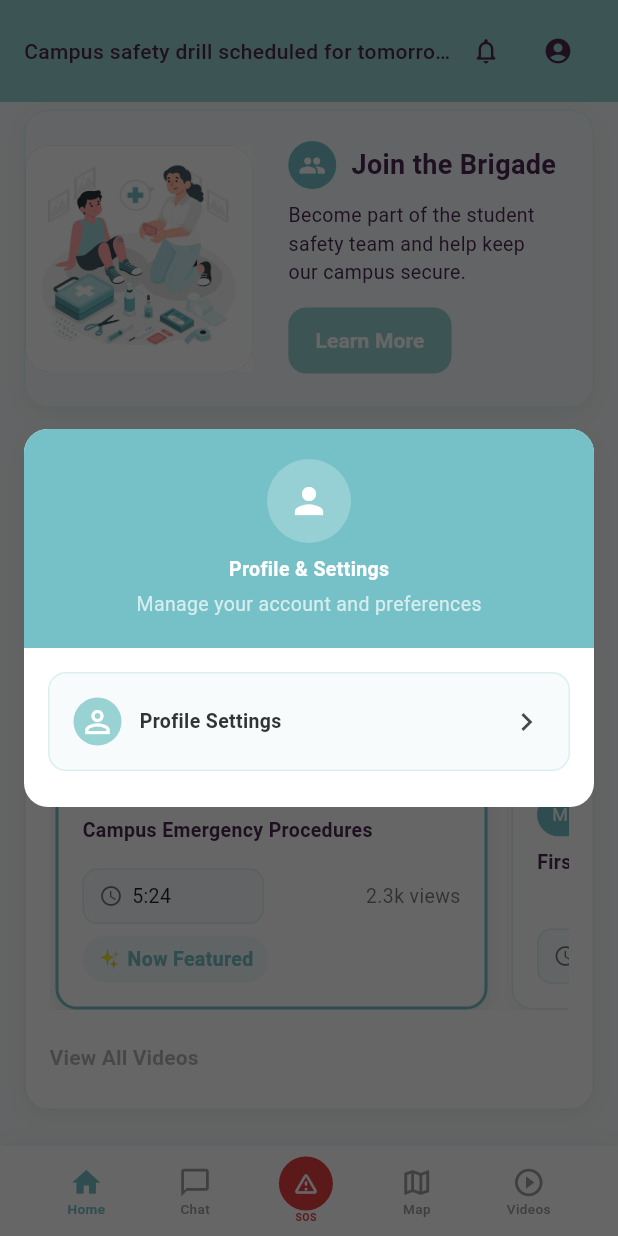
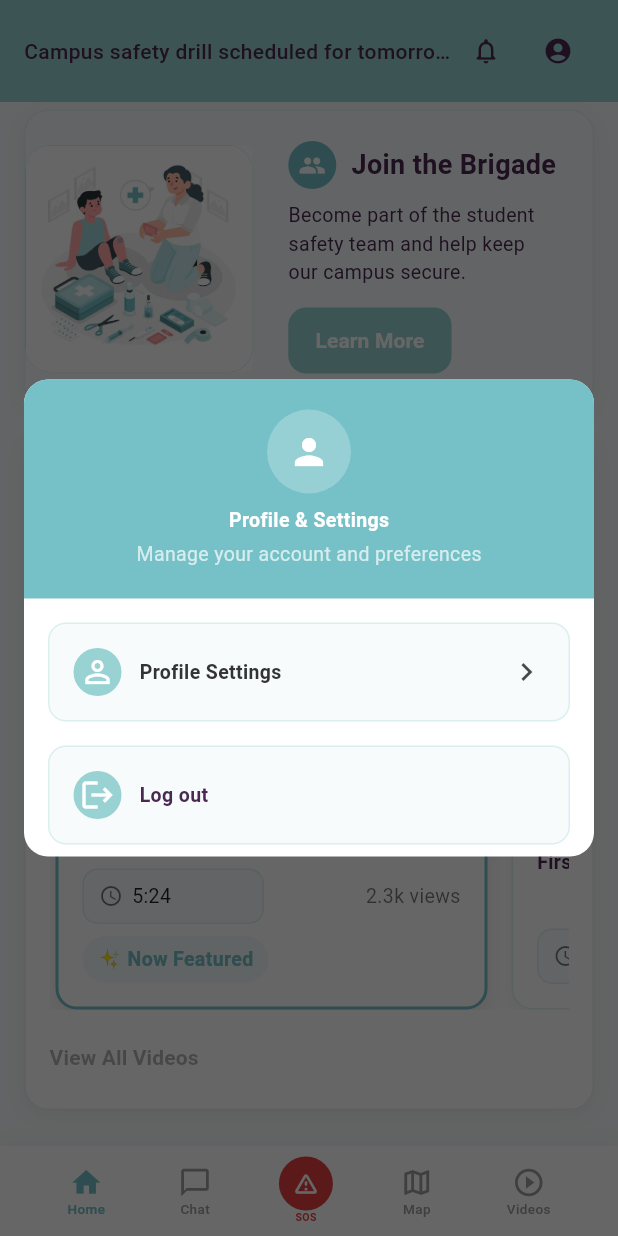
Before and after one commit to DevGargolas25/Flutter, a Flutter app: the screen it shows after launch, scrolled down 67 dp, after a tap on the "account circle" icon, on a phone screen of 412 x 824 dp. Run offline on Flutter 3.47's test engine with Material 3 defaults, Android fonts, the phone set to English and light mode, and no system bars; our stand-ins replace connectivity_plus, flutter_map, google_fonts, latlong2, shared_preferences; missing offline and left inert: auth0_flutter.

Commit message:
feat(auth0): primer commit en feature/Auth0

```diff
--- /dev/null
+++ b/studentbrigade/lib/View/Auth0/auth_gate.dart
@@ -0,0 +1,98 @@
+// lib/view/auth_gate.dart
+import 'package:flutter/material.dart';
+import 'package:connectivity_plus/connectivity_plus.dart';
+
+import 'auth_service.dart';
+import 'welcome_screen.dart';
+
+// Si necesitas navegar a tu Home/NavShell, lo pasas como childWhenAuthed
+class AuthGate extends StatefulWidget {
+  final Widget childWhenAuthed; // ej: NavShell()
+  const AuthGate({super.key, required this.childWhenAuthed});
+
+  @override
+  State<AuthGate> createState() => _AuthGateState();
+}
+
+class _AuthGateState extends State<AuthGate> {
+  bool _loading = true;
+  bool _loggedIn = false;
+  bool _offline = false;
+  late final Connectivity _connectivity;
+
+  @override
+  void initState() {
+    super.initState();
+    _connectivity = Connectivity();
+    _bootstrap();
+  }
+
+  Future<void> _bootstrap() async {
+    // 1) Detectar red una vez
+    final status = await _connectivity.checkConnectivity();
+    _offline = (status == ConnectivityResult.none);
+
+    // 2) Intentar restaurar sesión (si hay internet)
+    bool restored = false;
+    if (!_offline) {
+      restored = await AuthService.instance.restore();
+    }
+
+    // 3) Si no restauró, pero hubo sesión antes y está offline → permitir Home (modo offline)
+    if (!restored && _offline && await AuthService.hasLoggedBefore()) {
+      _loggedIn = true;
+    } else {
+      _loggedIn = restored;
+    }
+
+    if (!mounted) return;
+    setState(() => _loading = false);
+  }
+
+  Future<void> _doLogin() async {
+    setState(() => _loading = true);
+    try {
+      await AuthService.instance.login(); // guarda y setea _creds internamente
+      if (!mounted) return;
+      setState(() => _loggedIn = true);
+    } catch (e) {
+      if (!mounted) return;
+      ScaffoldMessenger.of(context).showSnackBar(
+        SnackBar(content: Text('Login falló: $e')),
+      );
+    } finally {
+      if (mounted) setState(() => _loading = false);
+    }
+  }
+
+  Future<void> _doSignup() async {
+    setState(() => _loading = true);
+    try {
+      await AuthService.instance.signup(); // guarda y setea _creds internamente
+      if (!mounted) return;
+      setState(() => _loggedIn = true);
+    } catch (e) {
+      if (!mounted) return;
+      ScaffoldMessenger.of(context).showSnackBar(
+        SnackBar(content: Text('Sign up falló: $e')),
+      );
+    } finally {
+      if (mounted) setState(() => _loading = false);
+    }
+  }
+
+  @override
+  Widget build(BuildContext context) {
+    if (_loading) {
+      return const Scaffold(
+        body: Center(child: CircularProgressIndicator()),
+      );
+    }
+    return _loggedIn
+        ? widget.childWhenAuthed
+        : WelcomeScreen(
+      onNavigateToLogin: _doLogin,
+      onNavigateToSignUp: _doSignup,
+    );
+  }
+}
--- /dev/null
+++ b/studentbrigade/lib/View/Auth0/auth_service.dart
@@ -0,0 +1,139 @@
+// lib/services/auth_service.dart
+import 'dart:convert';
+import 'package:auth0_flutter/auth0_flutter.dart';
+import 'package:shared_preferences/shared_preferences.dart';
+
+class AuthService {
+  AuthService._();
+  static final instance = AuthService._();
+
+  static const _hasLoggedBeforeKey = 'sb_has_logged_before';
+
+  // ⚠️ Reemplaza por tus valores reales de Auth0
+  final auth0 = Auth0(
+    'dev-wahfof5ie3r5xpns.us.auth0.com',
+    'Rx8m06ZqFz6whAddBBtzAwAyTtQJoS3p',
+  );
+
+  Credentials? _creds;
+  Credentials? get credentials => _creds;
+
+  CredentialsManager get _manager => auth0.credentialsManager;
+
+  /// Intenta restaurar/renovar credenciales (si hay refresh token).
+  Future<bool> restore() async {
+    try {
+      final c = await _manager.credentials();
+      _creds = c;
+      await _markHasLoggedBefore();
+      return true;
+    } catch (_) {
+      _creds = null;
+      return false;
+    }
+  }
+
+  Future<Credentials?> login() async {
+    final c = await auth0.webAuthentication(
+      scheme: 'com.example.studentbrigade',
+    ).login(
+      useHTTPS: true,
+      // Si llamas a tu API, agrega: audience: 'https://tu-api/',
+      scopes: const {'openid', 'profile', 'email', 'offline_access'},
+    );
+    await _manager.storeCredentials(c);
+    _creds = c;
+    await _markHasLoggedBefore();
+    return c;
+  }
+
+  Future<Credentials?> signup({String? email}) async {
+    final c = await auth0.webAuthentication(
+      scheme: 'com.example.studentbrigade',
+    ).login(
+      useHTTPS: true,
+      parameters: {
+        'screen_hint': 'signup',
+        if (email != null) 'login_hint': email,
+      },
+      // audience: 'https://tu-api/',
+      scopes: const {'openid', 'profile', 'email', 'offline_access'},
+    );
+    await _manager.storeCredentials(c);
+    _creds = c;
+    await _markHasLoggedBefore();
+    return c;
+  }
+
+  Future<void> logout() async {
+    await _manager.clearCredentials(); // borra del almacén seguro
+    await auth0
+        .webAuthentication(scheme: 'com.example.studentbrigade')
+        .logout(useHTTPS: true); // iOS/macOS; en Android cierra el SSO del webview
+    _creds = null;
+  }
+
+  /// Roles actuales (desde el claim con namespace).
+  List<String> get currentUserRoles => _creds?.roles ?? const [];
+
+  /// Email actual (desde el ID Token; requiere scope "email").
+  String? get currentUserEmail => _creds?.email;
+
+  Future<void> _markHasLoggedBefore() async {
+    final sp = await SharedPreferences.getInstance();
+    await sp.setBool(_hasLoggedBeforeKey, true);
+  }
+
+  static Future<bool> hasLoggedBefore() async {
+    final sp = await SharedPreferences.getInstance();
+    return sp.getBool(_hasLoggedBeforeKey) ?? false;
+  }
+}
+
+/// =====================
+/// Extensiones de Claims
+/// =====================
+
+/// Asegúrate de agregar en una Auth0 Action (Post-Login):
+/// api.idToken.setCustomClaim("https://studentbrigade/roles", event.authorization?.roles || []);
+extension CredentialsRoles on Credentials {
+  List<String> get roles {
+    final r = idTokenPayload['https://studentbrigade/roles'];
+    if (r is List) {
+      return r.map((e) => e.toString()).toList();
+    }
+    return const [];
+  }
+}
+
+extension CredentialsEmail on Credentials {
+  /// Lee el email del payload del ID Token (claim estándar "email").
+  String? get email => idTokenPayload['email'] as String?;
+}
+
+extension CredentialsClaims on Credentials {
+  /// Decodifica de forma segura el payload del ID Token a Map.
+  Map<String, dynamic> get idTokenPayload {
+    if (idToken.isEmpty) return const {};
+    final parts = idToken.split('.');
+    if (parts.length != 3) return const {};
+    try {
+      final payload = utf8.decode(base64Url.decode(base64Url.normalize(parts[1])));
+      final data = json.decode(payload);
+      if (data is Map<String, dynamic>) return data;
+      return const {};
+    } catch (_) {
+      return const {};
+    }
+  }
+
+  /// Lectura genérica de un claim como String.
+  String? claimString(String key) => idTokenPayload[key] as String?;
+
+  /// Lectura genérica de un claim tipado.
+  T? claim<T>(String key) {
+    final v = idTokenPayload[key];
+    if (v is T) return v;
+    return null;
+  }
+}
--- a/studentbrigade/lib/View/home.dart
+++ b/studentbrigade/lib/View/home.dart
@@ -1,7 +1,11 @@
 import 'dart:async';
 import 'package:flutter/material.dart';
 import 'profile_page.dart';
-import 'widgets/rotating_image_box.dart'; // o reemplaza por Image.asset('assets/medical.png', fit: BoxFit.cover)
+import 'widgets/rotating_image_box.dart';
+import 'analytics.dart';
+import 'Auth0/auth_service.dart';
+import 'Auth0/auth_gate.dart';
+import 'nav_shell.dart';
 
 typedef VideoSelect = void Function(int videoId);
 
@@ -24,6 +28,8 @@ class HomePage extends StatefulWidget {
 }
 
 class _HomePageState extends State<HomePage> {
+
+
   // ===== Notificaciones (rotan cada 10s) =====
   final List<String> notifications = const [
     'Campus safety drill scheduled for tomorrow at 2 PM',
@@ -138,6 +144,8 @@ class _HomePageState extends State<HomePage> {
   @override
   Widget build(BuildContext context) {
     final tt = Theme.of(context).textTheme;
+    final creds = AuthService.instance.credentials;
+    final roles = creds?.roles ?? [];
 
     return Scaffold(
       backgroundColor: const Color(0xFFF7FBFC),
@@ -164,19 +172,37 @@ class _HomePageState extends State<HomePage> {
                   ),
                   IconButton(
                     tooltip: 'All notifications',
-                    onPressed: () => showAllNotificationsDialog(context, notifications),
+                    onPressed: () =>
+                        showAllNotificationsDialog(context, notifications),
                     icon: const Icon(Icons.notifications_none_rounded,
                         size: 20, color: Color(0xFF4A2951)),
                   ),
                   IconButton(
                     tooltip: 'Profile',
-                    onPressed: () => showProfileMenuDialog(context, widget.onOpenProfile),
+                    onPressed: () =>
+                        showProfileMenuDialog(context, widget.onOpenProfile),
                     icon: const Icon(Icons.account_circle,
+                        size: 20, color: Color(0xFF4A2951)),
+                  ),
+                  // 🔹 Nuevo botón de Analytics
+                  if (roles.contains('analytics'))
+                  IconButton(
+                    tooltip: 'Analytics',
+                    onPressed: () {
+                      Navigator.push(
+                        context,
+                        MaterialPageRoute(
+                          builder: (context) => const AnalyticsPage(),
+                        ),
+                      );
+                    },
+                    icon: const Icon(Icons.analytics_outlined,
                         size: 20, color: Color(0xFF4A2951)),
                   ),
                 ],
               ),
             ),
+
 
             // ===== Contenido scrollable =====
             Expanded(
@@ -702,7 +728,8 @@ class _Video {
 }
 
 /* =================== Modales reutilizables =================== */
-Future<void> showProfileMenuDialog(BuildContext context, VoidCallback? onOpenProfile) {
+Future<void> showProfileMenuDialog(
+    BuildContext context, VoidCallback? onOpenProfile) {
   return showDialog(
     context: context,
     barrierColor: Colors.black.withOpacity(.6),
@@ -738,12 +765,13 @@ Future<void> showProfileMenuDialog(BuildContext context, VoidCallback? onOpenPro
                 ],
               ),
             ),
+
+            // Opción: Profile Settings
             Padding(
               padding: const EdgeInsets.all(16),
               child: InkWell(
                 onTap: () {
                   Navigator.pop(ctx);
-                    // ✅ CAMBIAR ESTO - Navegar directamente a ProfilePage
                   Navigator.push(
                     context,
                     MaterialPageRoute(builder: (context) => const ProfilePage()),
@@ -752,7 +780,8 @@ Future<void> showProfileMenuDialog(BuildContext context, VoidCallback? onOpenPro
                 borderRadius: BorderRadius.circular(12),
                 child: Container(
                   width: double.infinity,
-                    padding: const EdgeInsets.symmetric(horizontal: 16, vertical: 16),
+                  padding:
+                  const EdgeInsets.symmetric(horizontal: 16, vertical: 16),
                   decoration: BoxDecoration(
                     color: const Color(0xFFF7FBFC),
                     borderRadius: BorderRadius.circular(12),
@@ -777,6 +806,51 @@ Future<void> showProfileMenuDialog(BuildContext context, VoidCallback? onOpenPro
                 ),
               ),
             ),
+
+            // 🔹 Nuevo botón: Logout
+            Padding(
+              padding: const EdgeInsets.symmetric(horizontal: 16),
+              child: InkWell(
+                onTap: () async {
+                  Navigator.pop(ctx);
+                  await AuthService.instance.logout();
+                  if (!context.mounted) return;
+                  Navigator.of(context).pushAndRemoveUntil(
+                    MaterialPageRoute(builder: (_) => const AuthGate(childWhenAuthed: NavShell())),
+                        (_) => false,
+                  );
+                },
+                borderRadius: BorderRadius.circular(12),
+                child: Container(
+                  width: double.infinity,
+                  padding:
+                  const EdgeInsets.symmetric(horizontal: 16, vertical: 16),
+                  decoration: BoxDecoration(
+                    color: const Color(0xFFF7FBFC),
+                    borderRadius: BorderRadius.circular(12),
+                    border: Border.all(
+                        color: const Color(0xFF99D2D2).withOpacity(.3)),
+                  ),
+                  child: Row(
+                    children: const [
+                      CircleAvatar(
+                        radius: 16,
+                        backgroundColor: Color(0xFF99D2D2),
+                        child: Icon(Icons.logout, color: Colors.white),
+                      ),
+                      SizedBox(width: 12),
+                      Expanded(
+                        child: Text('Log out',
+                            style: TextStyle(
+                                fontWeight: FontWeight.w600,
+                                color: Color(0xFF4A2951))),
+                      ),
+                    ],
+                  ),
+                ),
+              ),
+            ),
+
             const SizedBox(height: 8),
           ],
         ),
--- a/studentbrigade/lib/main.dart
+++ b/studentbrigade/lib/main.dart
@@ -1,8 +1,9 @@
 import 'package:flutter/material.dart';
-import 'package:google_fonts/google_fonts.dart'; // ✅ Agregar esta línea
+import 'package:google_fonts/google_fonts.dart';
 import 'app_theme.dart';
 import 'View/nav_shell.dart';
 import 'View/chat_screen.dart';
+import 'View/Auth0/auth_gate.dart';
 
 void main() => runApp(const MyApp());
 
@@ -10,16 +11,18 @@ class MyApp extends StatelessWidget {
   const MyApp({super.key});
   @override
   Widget build(BuildContext context) {
+    final base = buildLightTheme();
     return MaterialApp(
       debugShowCheckedModeBanner: false,
-      theme: buildLightTheme().copyWith(
-
-        textTheme: GoogleFonts.robotoTextTheme(
-          buildLightTheme().textTheme,
-        ),
+      theme: base.copyWith(
+        textTheme: GoogleFonts.robotoTextTheme(base.textTheme),
       ),
-      home: const NavShell(),
-      routes: {ChatScreen.routeName: (_) => const ChatScreen()},
+      home: const AuthGate(
+        childWhenAuthed: NavShell(), // si hay sesión (u offline con sesión previa), entra aquí
+      ),
+      routes: {
+        ChatScreen.routeName: (_) => const ChatScreen(),
+      },
     );
   }
 }
```
Also changed, not shown: studentbrigade/lib/View/Auth0/welcome_screen.dart (added, +95 -0 lines), studentbrigade/lib/View/analytics.dart (added, +25 -0 lines), studentbrigade/pubspec.yaml (+4 -4 lines), studentbrigade/assets/images/logo.png (added), studentbrigade/pubspec.lock, 6 other files. Lines whose indentation alone changed are shown as unchanged.
